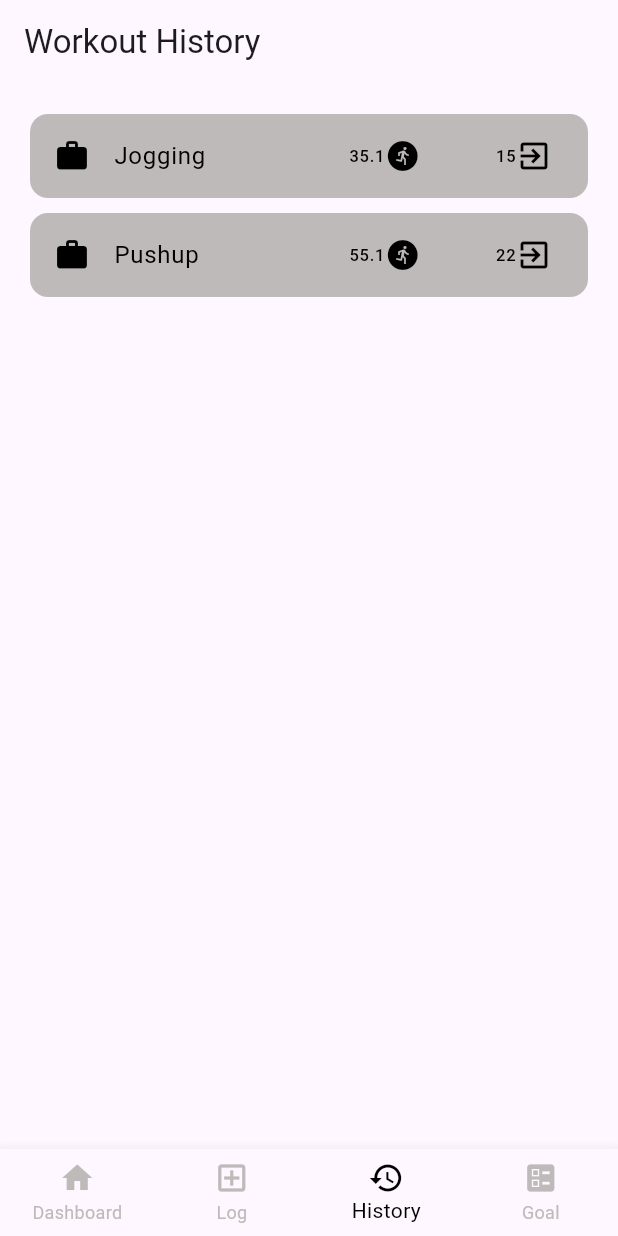
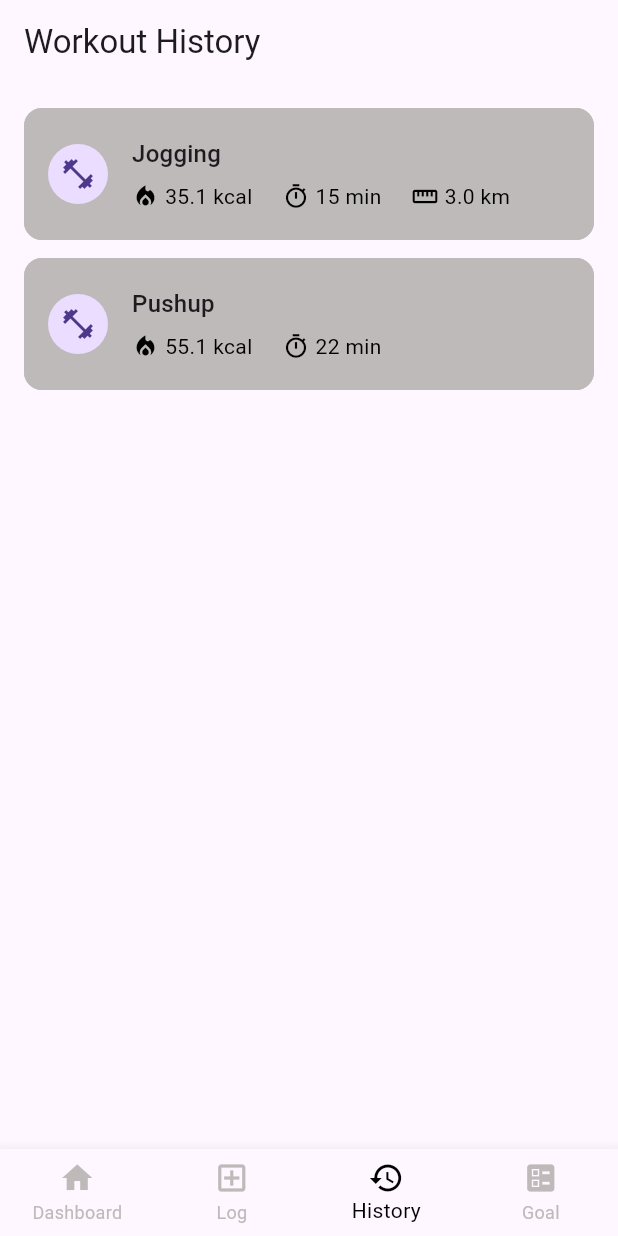
Before and after one commit to ShivahariRukesh/intern-projects, a Flutter app: the screen it shows after launch, item 3 of the bottom bar chosen, on a phone screen of 412 x 824 dp. Run offline on Flutter 3.47's test engine with Material 3 defaults, Android fonts, the light colour scheme and no system bars.

Commit message:
refactor: Ui changes in the history list widget

```diff
--- a/fitness_tracker_app/lib/widgets/history_list_widget.dart
+++ b/fitness_tracker_app/lib/widgets/history_list_widget.dart
@@ -6,43 +6,72 @@ class HistoryListWidget extends StatelessWidget {
 
   @override
   Widget build(BuildContext context) {
-    return Container(
-      padding: EdgeInsets.all(20),
-      child: ListView.builder(
+    final theme = Theme.of(context);
+
+    return Padding(
+      padding: const EdgeInsets.all(16),
+      child: ListView.separated(
         itemCount: workoutList.length,
-        itemBuilder: (context, index) => Column(
-          children: [
-            ListTile(
-              leading: Icon(Icons.work),
-              title: Text(workoutList[index].toString()),
-              trailing: Row(
-                mainAxisSize: MainAxisSize
-                    .min, // Only take what's needed for horizontal space
-                spacing: 50,
-                children: [
-                  //Wrap it up with reusable widget
-                  Row(
-                    children: [
-                      Text(
-                        "${workoutList[index].caloriesBurnt}",
+        separatorBuilder: (context, index) =>
+            const SizedBox(height: 12),
+        itemBuilder: (context, index) {
+          final workout = workoutList[index];
+
+          return Container(
+            decoration: BoxDecoration(
+              color: theme.listTileTheme.tileColor,
+              borderRadius: BorderRadius.circular(12),
+            ),
+            child: ListTile(
+              contentPadding: const EdgeInsets.symmetric(
+                horizontal: 16,
+                vertical: 8,
+              ),
+              leading: const CircleAvatar(
+                child: Icon(Icons.fitness_center),
+              ),
+              title: Text(
+                workout.toString(),
+                style: theme.textTheme.titleMedium,
+              ),
+              subtitle: Padding(
+                padding: const EdgeInsets.only(top: 6),
+                child: Row(
+                  children: [
+                    const Icon(
+                      Icons.local_fire_department,
+                      size: 18,
+                    ),
+                    const SizedBox(width: 4),
+
+                    Text("${workout.caloriesBurnt} kcal"),
+
+                    const SizedBox(width: 20),
+
+                    const Icon(
+                      Icons.timer_outlined,
+                      size: 18,
+                    ),
+                    const SizedBox(width: 4),
+                    Text("${workout.duration} min"),
+
+                    const SizedBox(width: 20),
+
+                    if (workout.distanceCovered !=
+                        null) ...[
+                      const Icon(
+                        Icons.straighten_outlined,
+                        size: 18,
                       ),
-                      Icon(Icons.run_circle),
+                      const SizedBox(width: 4),
+                      Text("${workout.distanceCovered} km"),
                     ],
-                  ),
-                  Row(
-                    children: [
-                      Text(
-                        "${workoutList[index].duration}",
-                      ),
-                      Icon(Icons.exit_to_app),
-                    ],
-                  ),
-                ],
+                  ],
+                ),
               ),
             ),
-            SizedBox(height: 10),
-          ],
-        ),
+          );
+        },
       ),
     );
   }
```
